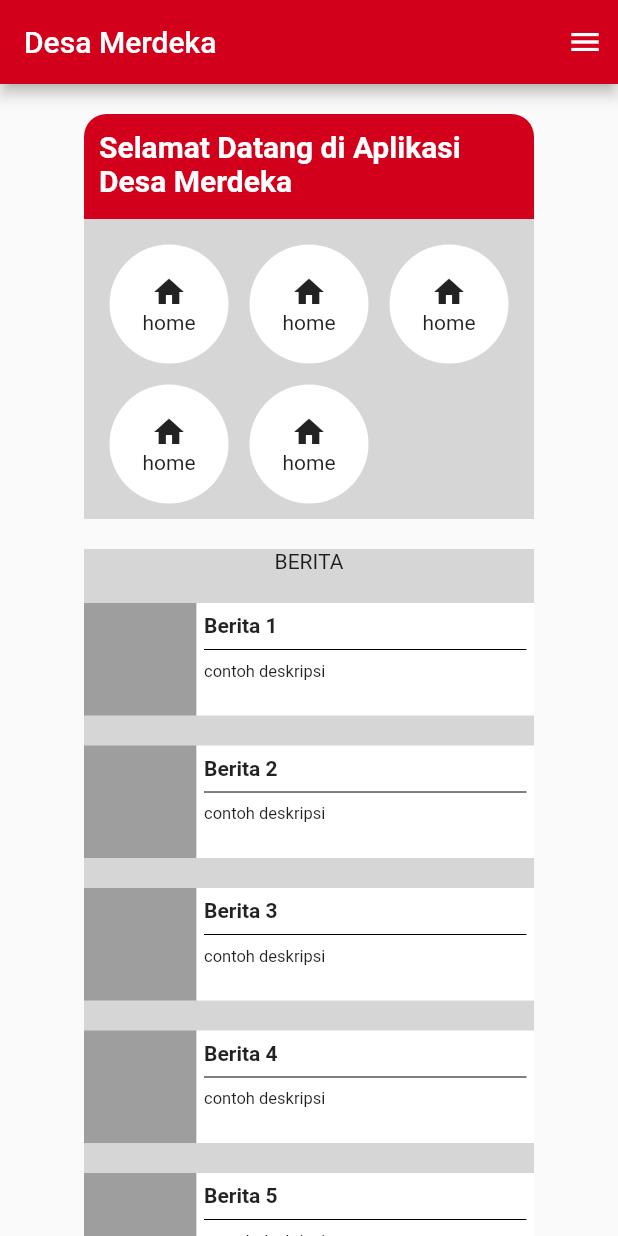
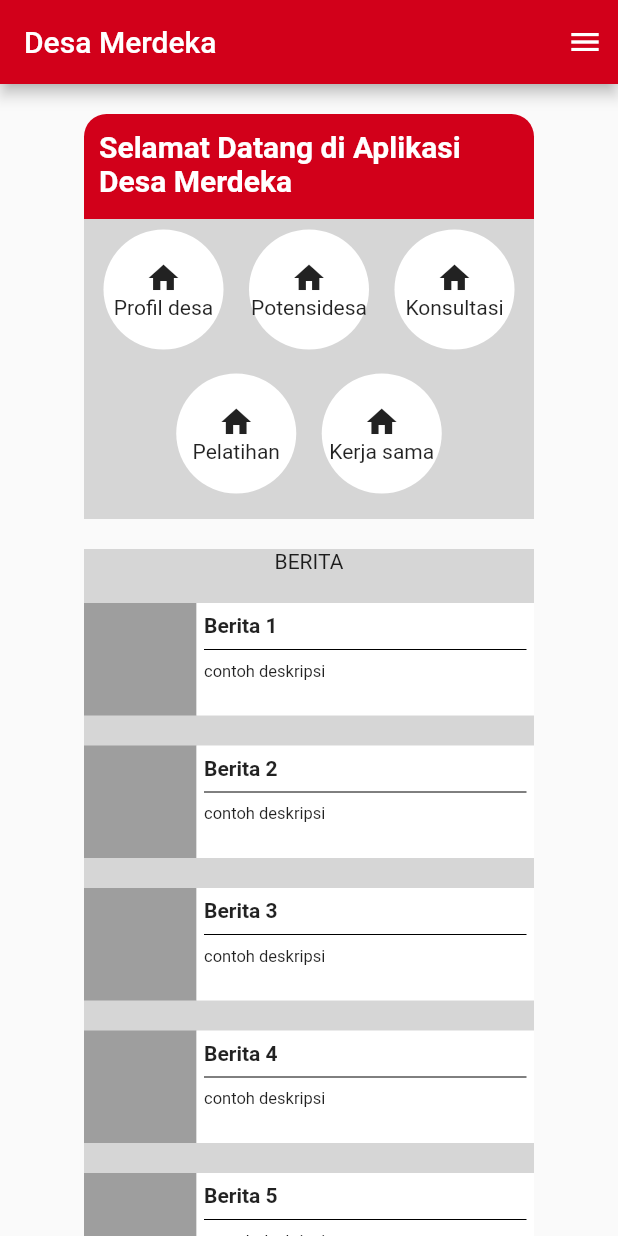
Before and after one commit to debinabilahs/DesaMerdeka, a Flutter app: the screen it shows after launch, after a tap on "Login", on a phone screen of 412 x 824 dp. Run offline on Flutter 3.47's test engine with Material 2 defaults, Android fonts, the phone set to English and light mode, and no system bars; our stand-ins replace file_picker, flutter_chat_types, flutter_chat_ui, image_picker, open_filex.

Commit message:
mengedit menu pada tampilan home

```diff
--- a/desa_merdeka/lib/Desa/login.dart
+++ b/desa_merdeka/lib/Desa/login.dart
@@ -8,6 +8,7 @@ class LoginPage extends StatelessWidget {
   @override
   Widget build(BuildContext context) {
     return MaterialApp(
+      debugShowCheckedModeBanner: false,
       home: Scaffold(
         backgroundColor: Colors.grey,
         appBar: AppBar(
--- a/desa_merdeka/lib/home.dart
+++ b/desa_merdeka/lib/home.dart
@@ -67,37 +67,17 @@ class HomePage extends StatelessWidget {
                     decoration: BoxDecoration(
                       color: Colors.grey[350],
                     ),
-                    child: GridView.builder(
-                      padding: EdgeInsets.all(10),
-                      shrinkWrap: true,
-                      physics: NeverScrollableScrollPhysics(),
-                      itemCount: 5,
-                      gridDelegate: SliverGridDelegateWithFixedCrossAxisCount(
-                        crossAxisCount: 3,
-                        childAspectRatio: 1.0,
-                      ),
-                      itemBuilder: (context, index) => Container(
-                        margin: EdgeInsets.all(7),
-                        width: 120,
-                        height: 120,
-                        decoration: BoxDecoration(
-                          color: Colors.white,
-                          borderRadius: BorderRadius.circular(60),
-                        ),
-                        child: Column(
-                          mainAxisAlignment: MainAxisAlignment.center,
-                          children: [
-                            Icon(Icons.home),
-                            Center(
-                              child: Text(
-                                "home",
-                                overflow: TextOverflow.ellipsis,
-                                maxLines: 2,
-                              ),
-                            ),
-                          ],
-                        ),
-                      ),
+                    child: Wrap(
+                      runSpacing: 2,
+                      spacing: 3,
+                      alignment: WrapAlignment.center,
+                      children: [
+                        Menu(menu: "Profil desa", icon: Icons.home),
+                        Menu(menu: "Potensidesa", icon: Icons.home),
+                        Menu(menu: "Konsultasi", icon: Icons.home),
+                        Menu(menu: "Pelatihan", icon: Icons.home),
+                        Menu(menu: "Kerja sama", icon: Icons.home),
+                      ],
                     ),
                   ),
                   SizedBox(height: 20),
@@ -137,6 +117,38 @@ class HomePage extends StatelessWidget {
       ),
     );
     ;
+  }
+}
+
+class Menu extends StatelessWidget {
+  Menu({super.key, required this.menu, required this.icon});
+  String menu;
+  IconData icon;
+
+  @override
+  Widget build(BuildContext context) {
+    return Container(
+      margin: EdgeInsets.all(7),
+      width: 80,
+      height: 80,
+      decoration: BoxDecoration(
+        color: Colors.white,
+        borderRadius: BorderRadius.circular(60),
+      ),
+      child: Column(
+        mainAxisAlignment: MainAxisAlignment.center,
+        children: [
+          Icon(icon),
+          Center(
+            child: Text(
+              menu,
+              overflow: TextOverflow.ellipsis,
+              maxLines: 2,
+            ),
+          ),
+        ],
+      ),
+    );
   }
 }
 
```
Also changed, not shown: desa_merdeka/lib/Desa/potensi.dart (+22 -3 lines).
